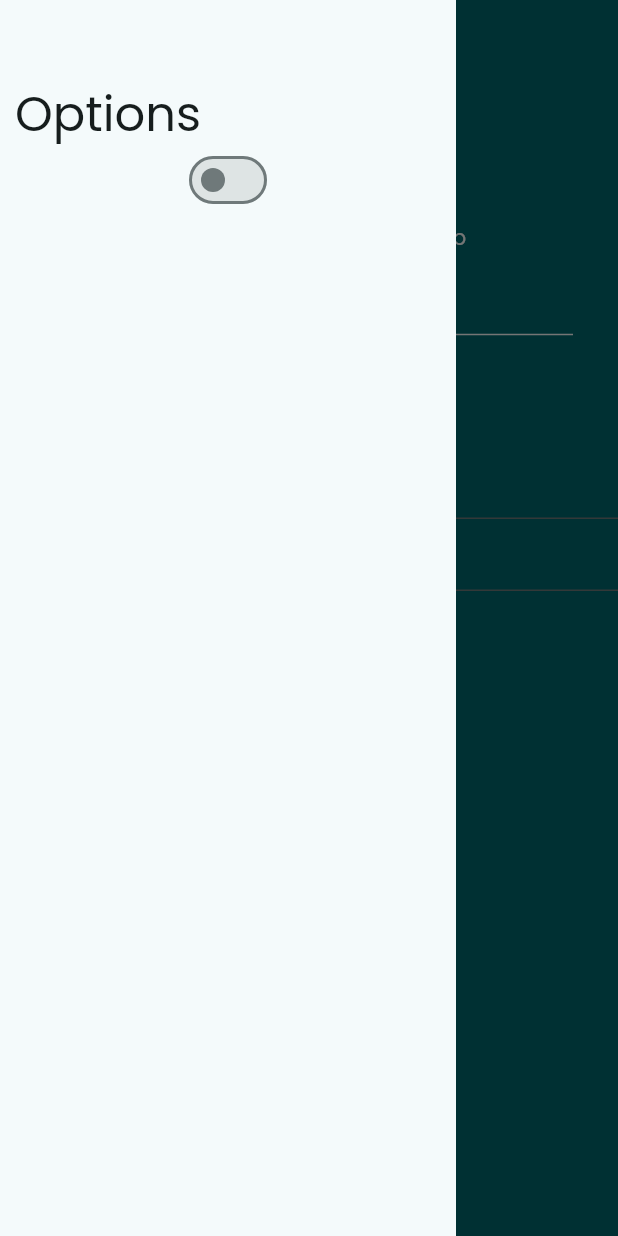
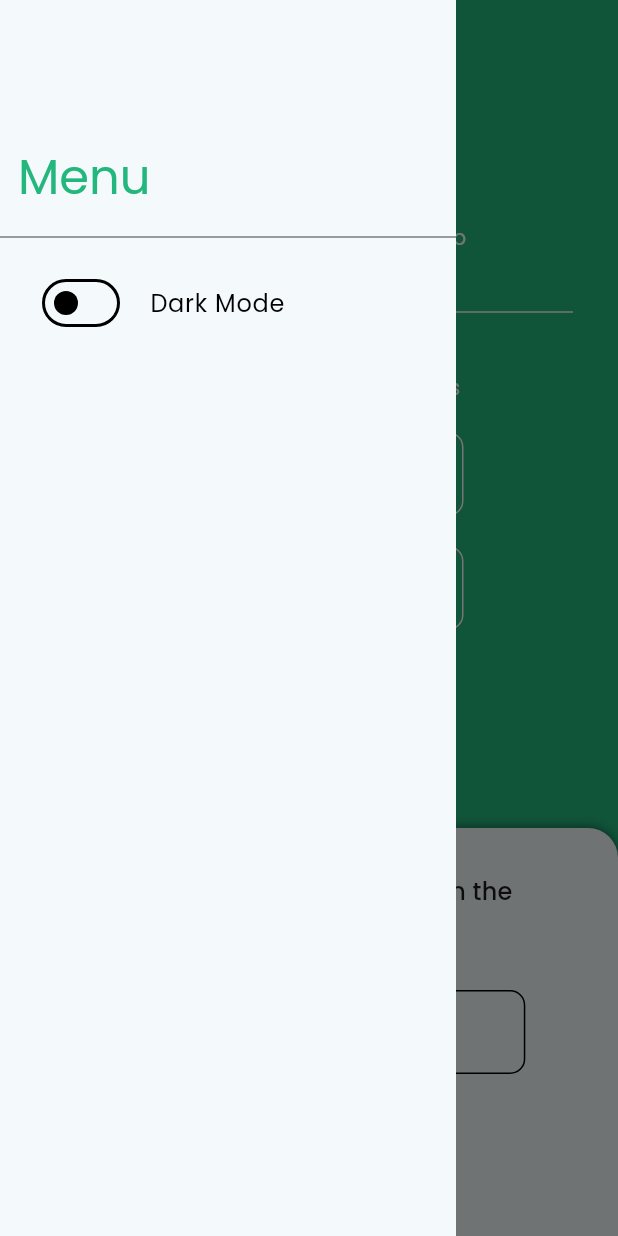
Before and after one commit to HenriqueOz/websocket-chat, a Flutter app: the screen it shows after launch, with the side drawer open, on a phone screen of 412 x 824 dp. Run offline on Flutter 3.47's test engine with Material 3 defaults, Android fonts, the phone set to English and light mode, and no system bars; our stand-ins replace bloc, flutter_bloc, google_fonts, hive_flutter; accounts and stored records are empty.

Commit message:
home page layout

```diff
--- /dev/null
+++ b/mobile/devtools_options.yaml
@@ -0,0 +1,3 @@
+description: This file stores settings for Dart & Flutter DevTools.
+documentation: https://docs.flutter.dev/tools/devtools/extensions#configure-extension-enablement-states
+extensions:
--- a/mobile/lib/app/core/custom_text_form_field.dart
+++ /dev/null
@@ -1,10 +0,0 @@
-import 'package:flutter/material.dart';
-
-class CustomTextFormField extends StatelessWidget {
-  const CustomTextFormField({super.key});
-
-  @override
-  Widget build(BuildContext context) {
-    return TextFormField();
-  }
-}
--- a/mobile/lib/app/core/extensions/context_ext.dart
+++ b/mobile/lib/app/core/extensions/context_ext.dart
@@ -1,8 +1,33 @@
+import 'dart:developer';
+
 import 'package:flutter/material.dart';
 
 extension ContextExt on BuildContext {
   ColorScheme get colors => Theme.of(this).colorScheme;
   ThemeData get theme => Theme.of(this);
 
-  Size get screenSize => MediaQuery.of(this).size;
+  Size get screenSize {
+    final Size size = mediaQuery.size;
+
+    if (mediaQuery.orientation == Orientation.landscape) {
+      return size.flipped;
+    }
+    return size;
+  }
+
+  MediaQueryData get mediaQuery => MediaQuery.of(this);
+
+  Size get safeAreaSize {
+    final Size size = Size(
+      screenSize.width,
+      screenSize.height - mediaQuery.padding.bottom - mediaQuery.padding.top - kToolbarHeight,
+    );
+
+    log(mediaQuery.orientation.toString());
+
+    if (mediaQuery.orientation == Orientation.landscape) {
+      return size.flipped;
+    }
+    return size;
+  }
 }
--- a/mobile/lib/app/core/strings/strings.dart
+++ b/mobile/lib/app/core/strings/strings.dart
@@ -1,5 +1,7 @@
 final class Strings {
   static const String homeTitle = 'Websocket\nchat';
   static const String homeSubtitle = 'A simple websocket chat app';
-  static const String homeDrawerTitle = 'Options';
+  static const String homeDrawerTitle = 'Menu';
+  static const String homeDrawerDarkMode = 'Dark Mode';
+  static const String homeBottomTitle = 'Pick a username to display in the chat';
 }
--- a/mobile/lib/app/core/theme/app_theme.dart
+++ b/mobile/lib/app/core/theme/app_theme.dart
@@ -1,8 +1,8 @@
 import 'package:flutter/material.dart';
 import 'package:google_fonts/google_fonts.dart';
 
-part 'dark_colors.dart';
-part 'light_colors.dart';
+part 'colors/dark_colors.dart';
+part 'colors/light_colors.dart';
 
 class AppTheme {
   final ColorScheme colors;
@@ -15,9 +15,21 @@ class AppTheme {
       scaffoldBackgroundColor: colors.surface,
       textTheme: GoogleFonts.getTextTheme("Poppins"),
       textSelectionTheme: TextSelectionThemeData(
-        cursorColor: colors.primary,
-        selectionColor: colors.primary,
-        selectionHandleColor: colors.primary,
+        cursorColor: colors.tertiary,
+        selectionColor: colors.tertiary,
+        selectionHandleColor: colors.tertiary,
+      ),
+      elevatedButtonTheme: ElevatedButtonThemeData(
+        style: ButtonStyle(
+          foregroundColor: WidgetStatePropertyAll(colors.onPrimary),
+          backgroundColor: WidgetStatePropertyAll(colors.primary),
+          overlayColor: WidgetStatePropertyAll(colors.onPrimary.withOpacity(.2)),
+          shape: const WidgetStatePropertyAll(
+            RoundedRectangleBorder(
+              borderRadius: BorderRadius.all(Radius.circular(5)),
+            ),
+          ),
+        ),
       ),
     );
   }
--- /dev/null
+++ b/mobile/lib/app/core/theme/colors/dark_colors.dart
@@ -0,0 +1,18 @@
+part of '../app_theme.dart';
+
+class DarkColors {
+  static ColorScheme get colors => const ColorScheme(
+        brightness: Brightness.dark,
+        primary: Color.fromARGB(255, 20, 136, 117),
+        onPrimary: Color(0xff000000),
+        secondary: Color.fromARGB(255, 40, 168, 177),
+        onSecondary: Color(0xff000000),
+        tertiary: Color.fromARGB(255, 73, 100, 190),
+        onTertiary: Color(0xff000000),
+        error: Color(0xffFC1F44),
+        onError: Color(0xffFFFFFF),
+        surface: Color.fromARGB(255, 61, 61, 61),
+        onSurface: Color(0xffFFFFFF),
+        shadow: Color(0xff000000),
+      );
+}
--- /dev/null
+++ b/mobile/lib/app/core/theme/colors/light_colors.dart
@@ -0,0 +1,18 @@
+part of '../app_theme.dart';
+
+class LightColors {
+  static ColorScheme get colors => const ColorScheme(
+        brightness: Brightness.light,
+        primary: Color.fromARGB(255, 35, 182, 125),
+        onPrimary: Color(0xffffffff),
+        secondary: Color.fromARGB(255, 56, 192, 181),
+        onSecondary: Color(0xffffffff),
+        tertiary: Color.fromARGB(255, 85, 143, 209),
+        onTertiary: Color(0xffffffff),
+        error: Color(0xffFC1F44),
+        onError: Color(0xffFFFFFF),
+        surface: Color(0xffF4FAFB),
+        onSurface: Color(0xff000000),
+        shadow: Color(0xff000000),
+      );
+}
--- a/mobile/lib/app/core/theme/dark_colors.dart
+++ /dev/null
@@ -1,52 +0,0 @@
-part of 'app_theme.dart';
-
-class DarkColors {
-  static ColorScheme get colors => const ColorScheme(
-        brightness: Brightness.dark,
-        primary: Color(0xFF4A9FC0),
-        surfaceTint: Color(0xff80d4db),
-        onPrimary: Color(0xff00363a),
-        primaryContainer: Color(0xff004f54),
-        onPrimaryContainer: Color(0xff9df0f8),
-        secondary: Color(0xffb1cbce),
-        onSecondary: Color(0xff1b3437),
-        secondaryContainer: Color(0xff324b4d),
-        onSecondaryContainer: Color(0xffcce8ea),
-        tertiary: Color(0xffb7c7ea),
-        onTertiary: Color(0xff21304c),
-        tertiaryContainer: Color(0xff384764),
-        onTertiaryContainer: Color(0xffd7e2ff),
-        error: Color(0xffffb4ab),
-        onError: Color(0xff690005),
-        errorContainer: Color(0xff93000a),
-        onErrorContainer: Color(0xffffdad6),
-        surface: Color(0xff0e1415),
-        onSurface: Color(0xffdee4e4),
-        onSurfaceVariant: Color(0xffbec8c9),
-        outline: Color(0xff899393),
-        outlineVariant: Color(0xff3f4849),
-        shadow: Color(0xff000000),
-        scrim: Color(0xff000000),
-        inverseSurface: Color(0xffdee4e4),
-        inversePrimary: Color(0xff006970),
-        primaryFixed: Color(0xff9df0f8),
-        onPrimaryFixed: Color(0xff002022),
-        primaryFixedDim: Color(0xff80d4db),
-        onPrimaryFixedVariant: Color(0xff004f54),
-        secondaryFixed: Color(0xffcce8ea),
-        onSecondaryFixed: Color(0xff051f21),
-        secondaryFixedDim: Color(0xffb1cbce),
-        onSecondaryFixedVariant: Color(0xff324b4d),
-        tertiaryFixed: Color(0xffd7e2ff),
-        onTertiaryFixed: Color(0xff0a1b36),
-        tertiaryFixedDim: Color(0xffb7c7ea),
-        onTertiaryFixedVariant: Color(0xff384764),
-        surfaceDim: Color(0xff0e1415),
-        surfaceBright: Color(0xff343a3b),
-        surfaceContainerLowest: Color(0xff090f10),
-        surfaceContainerLow: Color(0xff161d1d),
-        surfaceContainer: Color(0xff1a2121),
-        surfaceContainerHigh: Color(0xff252b2c),
-        surfaceContainerHighest: Color(0xff303636),
-      );
-}
--- a/mobile/lib/app/core/theme/light_colors.dart
+++ /dev/null
@@ -1,52 +0,0 @@
-part of 'app_theme.dart';
-
-class LightColors {
-  static ColorScheme get colors => const ColorScheme(
-        brightness: Brightness.light,
-        primary: Color(0xff006970),
-        surfaceTint: Color(0xff006970),
-        onPrimary: Color(0xffffffff),
-        primaryContainer: Color(0xff9df0f8),
-        onPrimaryContainer: Color(0xff002022),
-        secondary: Color(0xff4a6365),
-        onSecondary: Color(0xffffffff),
-        secondaryContainer: Color(0xffcce8ea),
-        onSecondaryContainer: Color(0xff051f21),
-        tertiary: Color(0xff4f5f7d),
-        onTertiary: Color(0xffffffff),
-        tertiaryContainer: Color(0xffd7e2ff),
-        onTertiaryContainer: Color(0xff0a1b36),
-        error: Color(0xffba1a1a),
-        onError: Color(0xffffffff),
-        errorContainer: Color(0xffffdad6),
-        onErrorContainer: Color(0xff410002),
-        surface: Color(0xfff4fafb),
-        onSurface: Color(0xff161d1d),
-        onSurfaceVariant: Color(0xff3f4849),
-        outline: Color(0xff6f797a),
-        outlineVariant: Color(0xffbec8c9),
-        shadow: Color(0xff000000),
-        scrim: Color(0xff000000),
-        inverseSurface: Color(0xff2b3232),
-        inversePrimary: Color(0xff80d4db),
-        primaryFixed: Color(0xff9df0f8),
-        onPrimaryFixed: Color(0xff002022),
-        primaryFixedDim: Color(0xff80d4db),
-        onPrimaryFixedVariant: Color(0xff004f54),
-        secondaryFixed: Color(0xffcce8ea),
-        onSecondaryFixed: Color(0xff051f21),
-        secondaryFixedDim: Color(0xffb1cbce),
-        onSecondaryFixedVariant: Color(0xff324b4d),
-        tertiaryFixed: Color(0xffd7e2ff),
-        onTertiaryFixed: Color(0xff0a1b36),
-        tertiaryFixedDim: Color(0xffb7c7ea),
-        onTertiaryFixedVariant: Color(0xff384764),
-        surfaceDim: Color(0xffd5dbdb),
-        surfaceBright: Color(0xfff4fafb),
-        surfaceContainerLowest: Color(0xffffffff),
-        surfaceContainerLow: Color(0xffeff5f5),
-        surfaceContainer: Color(0xffe9efef),
-        surfaceContainerHigh: Color(0xffe3e9ea),
-        surfaceContainerHighest: Color(0xffdee4e4),
-      );
-}
--- a/mobile/lib/app/core/widgets/app_theme_selector.dart
+++ b/mobile/lib/app/core/widgets/app_theme_selector.dart
@@ -2,18 +2,18 @@ import 'package:flutter/material.dart';
 import 'package:flutter_bloc/flutter_bloc.dart';
 import 'package:websocket_flutter/app/core/bloc/app_theme_cubit/app_theme_cubit.dart';
 
-class AppThemeSelector extends BlocSelector<AppThemeCubit, AppThemeState, ThemeMode> {
+class AppThemeSelector extends BlocSelector<AppThemeCubit, AppThemeState, ThemeMode?> {
   // ignore: use_super_parameters
   AppThemeSelector({
     super.key,
-    required Widget Function(BuildContext context, ThemeMode themeMode) builder,
+    required Widget Function(BuildContext context, ThemeMode? themeMode) builder,
   }) : super(
           builder: builder,
           selector: (state) {
             if (state is AppThemeData) {
               return state.themeMode;
             }
-            return ThemeMode.system;
+            return null;
           },
         );
 }
--- /dev/null
+++ b/mobile/lib/app/core/widgets/custom_text_form_field.dart
@@ -0,0 +1,50 @@
+import 'package:flutter/material.dart';
+import 'package:websocket_flutter/app/core/extensions/context_ext.dart';
+
+class CustomTextFormField extends StatelessWidget {
+  final Color color;
+  final Color focusColor;
+  final String hint;
+  final String label;
+
+  const CustomTextFormField({
+    super.key,
+    required this.color,
+    required this.focusColor,
+    required this.hint,
+    required this.label,
+  });
+
+  @override
+  Widget build(BuildContext context) {
+    return TextField(
+      style: TextStyle(
+        color: color,
+      ),
+      decoration: InputDecoration(
+        floatingLabelBehavior: FloatingLabelBehavior.always,
+        label: Text(label),
+        labelStyle: TextStyle(
+          color: color,
+        ),
+        hintText: hint,
+        hintStyle: TextStyle(
+          color: color.withOpacity(.5),
+        ),
+        enabledBorder: _defaultBoder(color),
+        focusedBorder: _defaultBoder(focusColor),
+        errorBorder: _defaultBoder(context.colors.error),
+        focusedErrorBorder: _defaultBoder(context.colors.error),
+      ),
+    );
+  }
+
+  InputBorder _defaultBoder(Color color) {
+    return OutlineInputBorder(
+      borderRadius: const BorderRadius.all(Radius.circular(10)),
+      borderSide: BorderSide(
+        color: color,
+      ),
+    );
+  }
+}
--- a/mobile/lib/app/modules/home/home_page.dart
+++ b/mobile/lib/app/modules/home/home_page.dart
@@ -1,6 +1,9 @@
+import 'dart:developer';
+
 import 'package:flutter/material.dart';
 import 'package:websocket_flutter/app/core/extensions/context_ext.dart';
 import 'package:websocket_flutter/app/modules/home/widgets/home_app_bar.dart';
+import 'package:websocket_flutter/app/modules/home/widgets/home_bottom.dart';
 import 'package:websocket_flutter/app/modules/home/widgets/home_drawer.dart';
 import 'package:websocket_flutter/app/modules/home/widgets/home_server_form.dart';
 import 'package:websocket_flutter/app/modules/home/widgets/home_title.dart';
@@ -10,23 +13,50 @@ class HomePage extends StatelessWidget {
 
   @override
   Widget build(BuildContext context) {
+    log(context.safeAreaSize.toString());
+
     return Scaffold(
       backgroundColor: context.colors.primary,
       appBar: const HomeAppBar(),
       drawer: const HomeDrawer(),
-      body: SingleChildScrollView(
+      body: LayoutBuilder(
+        builder: (context, constraints) {
+          return SingleChildScrollView(
+            child: ConstrainedBox(
+              constraints: BoxConstraints(
+                minHeight: constraints.maxHeight,
+              ),
+              child: IntrinsicHeight(
+                child: Column(
+                  children: [
+                    Expanded(
                       child: Column(
                         children: [
                           const HomeTitle(),
                           Divider(
                             color: context.colors.onPrimary,
                             indent: 30,
-              height: 110,
+                            height: 80,
                             endIndent: 30,
                           ),
                           const HomeServerForm(),
+                          const Spacer(),
+                          const SizedBox(
+                            height: 50,
+                          ),
+                          const Align(
+                            alignment: Alignment.bottomCenter,
+                            child: HomeBottom(),
+                          )
                         ],
                       ),
+                    )
+                  ],
+                ),
+              ),
+            ),
+          );
+        },
       ),
     );
   }
--- /dev/null
+++ b/mobile/lib/app/modules/home/widgets/home_bottom.dart
@@ -0,0 +1,59 @@
+import 'package:flutter/material.dart';
+import 'package:websocket_flutter/app/core/extensions/context_ext.dart';
+import 'package:websocket_flutter/app/core/strings/strings.dart';
+import 'package:websocket_flutter/app/core/widgets/custom_text_form_field.dart';
+
+class HomeBottom extends StatelessWidget {
+  const HomeBottom({super.key});
+
+  @override
+  Widget build(BuildContext context) {
+    return Container(
+      width: context.safeAreaSize.width,
+      decoration: BoxDecoration(
+        borderRadius: const BorderRadius.only(
+          topLeft: Radius.circular(20),
+          topRight: Radius.circular(20),
+        ),
+        color: context.colors.surface,
+        boxShadow: [
+          BoxShadow(
+            blurRadius: 5,
+            color: context.colors.shadow.withOpacity(.5),
+          )
+        ],
+      ),
+      child: Center(
+        child: Container(
+          width: context.safeAreaSize.width * .7,
+          padding: const EdgeInsets.symmetric(vertical: 30),
+          child: Column(
+            children: [
+              Text(
+                Strings.homeBottomTitle,
+                style: context.theme.textTheme.titleMedium,
+                textAlign: TextAlign.center,
+              ),
+              const SizedBox(
+                height: 30,
+              ),
+              CustomTextFormField(
+                color: context.colors.onSurface,
+                focusColor: context.colors.primary,
+                hint: 'ex: GeorgeCuriso',
+                label: 'Username',
+              ),
+              const SizedBox(
+                height: 30,
+              ),
+              ElevatedButton(
+                onPressed: () {},
+                child: const Text('Join Chat'),
+              ),
+            ],
+          ),
+        ),
+      ),
+    );
+  }
+}
--- a/mobile/lib/app/modules/home/widgets/home_drawer.dart
+++ b/mobile/lib/app/modules/home/widgets/home_drawer.dart
@@ -6,7 +6,9 @@ import 'package:websocket_flutter/app/core/strings/strings.dart';
 import 'package:websocket_flutter/app/core/widgets/app_theme_selector.dart';
 
 class HomeDrawer extends StatelessWidget {
-  const HomeDrawer({super.key});
+  const HomeDrawer({
+    super.key,
+  });
 
   @override
   Widget build(BuildContext context) {
@@ -15,26 +17,30 @@ class HomeDrawer extends StatelessWidget {
       backgroundColor: context.colors.surface,
       child: Column(
         children: [
-          const SizedBox(
-            height: kToolbarHeight,
-          ),
-          Align(
-            alignment: Alignment.centerLeft,
+          SizedBox(
+            height: 150,
+            child: Align(
+              alignment: Alignment.bottomLeft,
               child: Padding(
-              padding: const EdgeInsets.symmetric(horizontal: 10),
+                padding: const EdgeInsets.all(12.0),
                 child: Text(
                   Strings.homeDrawerTitle,
                   style: context.theme.textTheme.headlineLarge?.copyWith(
-                  color: context.colors.onSurface,
+                    color: context.colors.primary,
                   ),
                 ),
               ),
             ),
+          ),
+          _drawerDivisor(),
           Expanded(
             child: ListView(
               shrinkWrap: true,
               children: [
-                AppThemeSelector(
+                _drawerItem(
+                  title: Strings.homeDrawerDarkMode,
+                  onTap: () {},
+                  leading: AppThemeSelector(
                     builder: (context, themeMode) {
                       return Switch(
                         value: themeMode == ThemeMode.dark,
@@ -48,6 +54,7 @@ class HomeDrawer extends StatelessWidget {
                       );
                     },
                   ),
+                ),
               ],
             ),
           ),
@@ -55,4 +62,33 @@ class HomeDrawer extends StatelessWidget {
       ),
     );
   }
+
+  Widget _drawerDivisor() {
+    return Builder(builder: (context) {
+      return Divider(
+        color: context.colors.onSurface.withOpacity(.5),
+      );
+    });
   }
+
+  Widget _drawerItem({required String title, Widget? leading, void Function()? onTap}) {
+    return Builder(builder: (context) {
+      return Padding(
+        padding: const EdgeInsets.all(8.0),
+        child: ClipRect(
+          clipBehavior: Clip.antiAlias,
+          child: ListTile(
+            title: Text(title),
+            leading: leading,
+            shape: const RoundedRectangleBorder(
+              borderRadius: BorderRadius.all(
+                Radius.circular(10),
+              ),
+            ),
+            onTap: onTap,
+          ),
+        ),
+      );
+    });
+  }
+}
--- a/mobile/lib/app/modules/home/widgets/home_server_form.dart
+++ b/mobile/lib/app/modules/home/widgets/home_server_form.dart
@@ -1,17 +1,41 @@
 import 'package:flutter/material.dart';
-import 'package:websocket_flutter/app/core/custom_text_form_field.dart';
+import 'package:websocket_flutter/app/core/widgets/custom_text_form_field.dart';
+import 'package:websocket_flutter/app/core/extensions/context_ext.dart';
 
 class HomeServerForm extends StatelessWidget {
   const HomeServerForm({super.key});
 
   @override
   Widget build(BuildContext context) {
-    return const Form(
+    return Form(
       child: Column(
         children: [
-          Text('ajdklas alk sdlajdlkas'),
-          CustomTextFormField(),
-          CustomTextFormField(),
+          Text(
+            'Edit the chat server address',
+            style: TextStyle(
+              color: context.colors.onPrimary,
+            ),
+          ),
+          const SizedBox(height: 20),
+          SizedBox(
+            width: context.screenSize.width * .5,
+            child: CustomTextFormField(
+              label: 'IP',
+              hint: 'ex: 192.168.0.0',
+              color: context.colors.onPrimary,
+              focusColor: context.colors.onPrimary,
+            ),
+          ),
+          const SizedBox(height: 20),
+          SizedBox(
+            width: context.screenSize.width * .5,
+            child: CustomTextFormField(
+              label: 'Port',
+              hint: 'ex: 3001',
+              color: context.colors.onPrimary,
+              focusColor: context.colors.onPrimary,
+            ),
+          ),
         ],
       ),
     );
```
Lines whose indentation alone changed are shown as unchanged.
